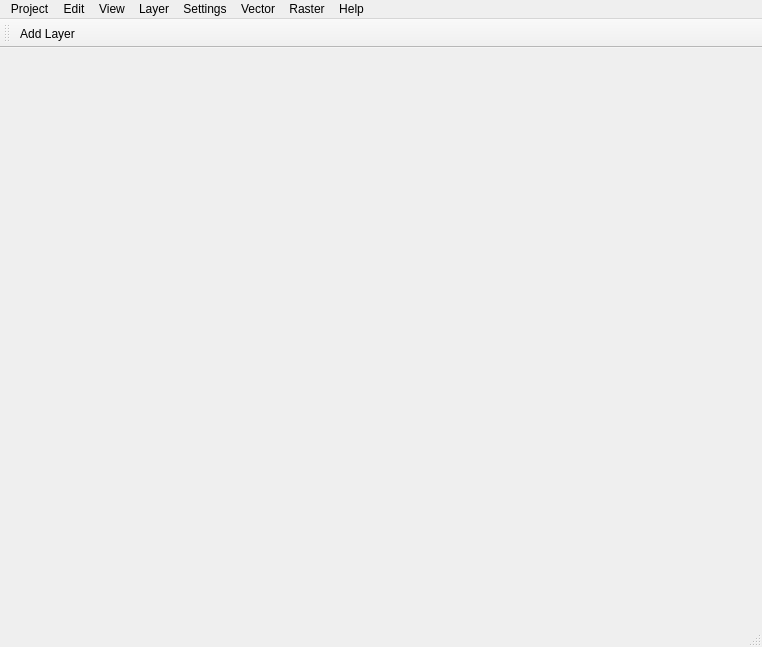
Before: the Qt Designer form ui/_mainwindow.ui in yiguanxianyu/PiGIS, drawn with Qt 5.
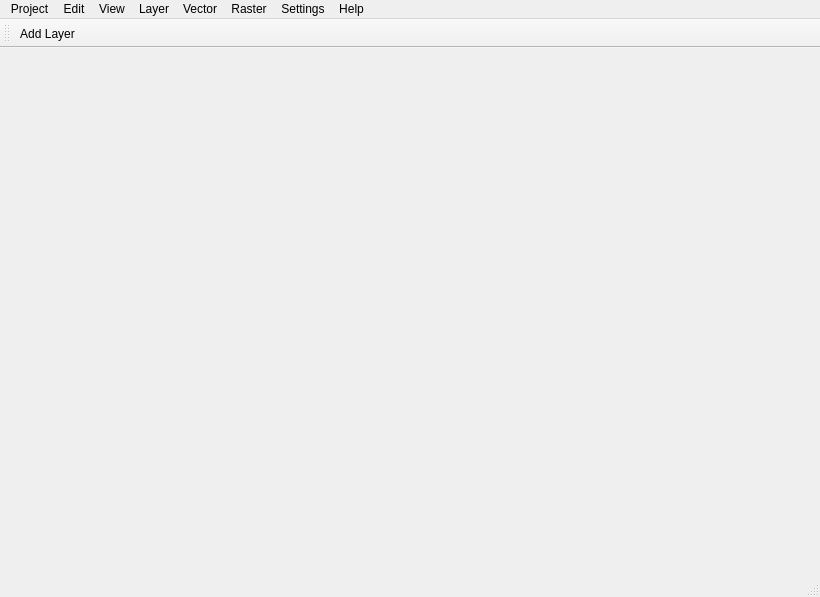
After: the same form once the commit is applied.

```diff
--- a/ui/_mainwindow.ui
+++ b/ui/_mainwindow.ui
@@ -6,8 +6,8 @@
    <rect>
     <x>0</x>
     <y>0</y>
-    <width>762</width>
-    <height>647</height>
+    <width>820</width>
+    <height>597</height>
    </rect>
   </property>
   <property name="minimumSize">
@@ -25,13 +25,37 @@
   <property name="animated">
    <bool>true</bool>
   </property>
-  <widget class="QWidget" name="centralwidget"/>
+  <widget class="QWidget" name="centralwidget">
+   <property name="sizePolicy">
+    <sizepolicy hsizetype="Expanding" vsizetype="Expanding">
+     <horstretch>0</horstretch>
+     <verstretch>0</verstretch>
+    </sizepolicy>
+   </property>
+   <layout class="QHBoxLayout" name="horizontalLayout_2">
+    <property name="leftMargin">
+     <number>0</number>
+    </property>
+    <property name="topMargin">
+     <number>0</number>
+    </property>
+    <property name="rightMargin">
+     <number>0</number>
+    </property>
+    <property name="bottomMargin">
+     <number>0</number>
+    </property>
+    <item>
+     <layout class="QHBoxLayout" name="mainLayout"/>
+    </item>
+   </layout>
+  </widget>
   <widget class="QMenuBar" name="menuBar">
    <property name="geometry">
     <rect>
      <x>0</x>
      <y>0</y>
-     <width>762</width>
+     <width>820</width>
      <height>22</height>
     </rect>
    </property>
@@ -106,9 +130,9 @@
    <addaction name="menuEdit"/>
    <addaction name="menuView"/>
    <addaction name="menuLayer"/>
-   <addaction name="menuSettings"/>
    <addaction name="menuVector"/>
    <addaction name="menuRaster"/>
+   <addaction name="menuSettings"/>
    <addaction name="menuHelp"/>
   </widget>
   <widget class="QStatusBar" name="statusBar"/>
```
Left out of the diff: 19 changed lines with no effect on the pictures.
